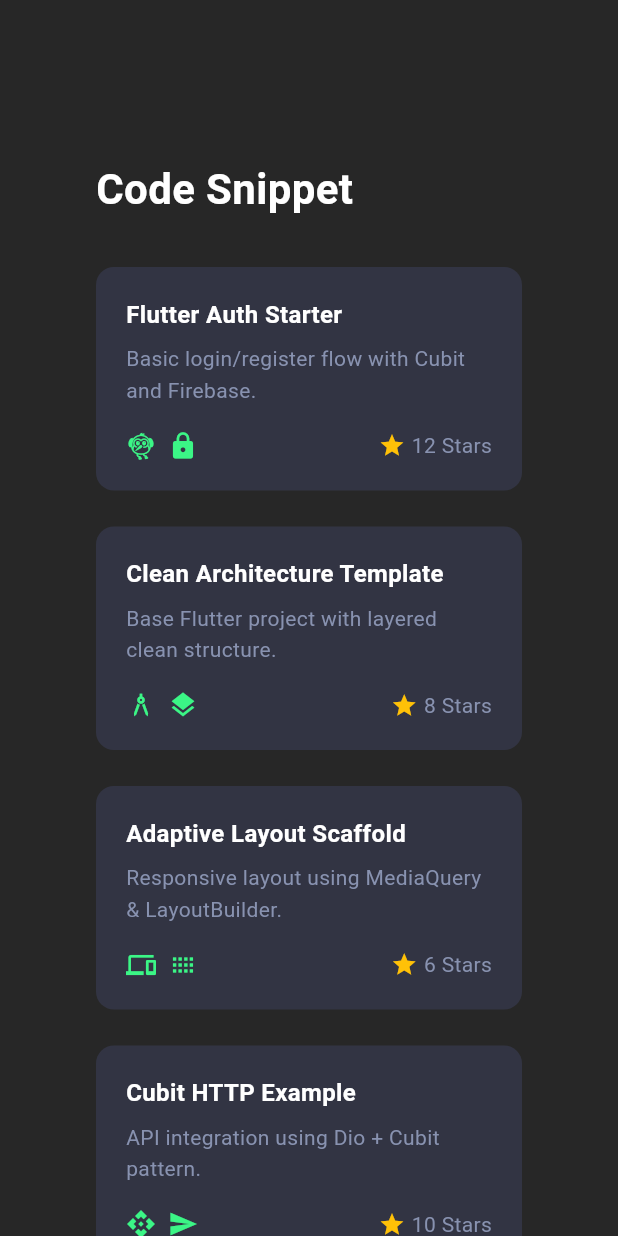
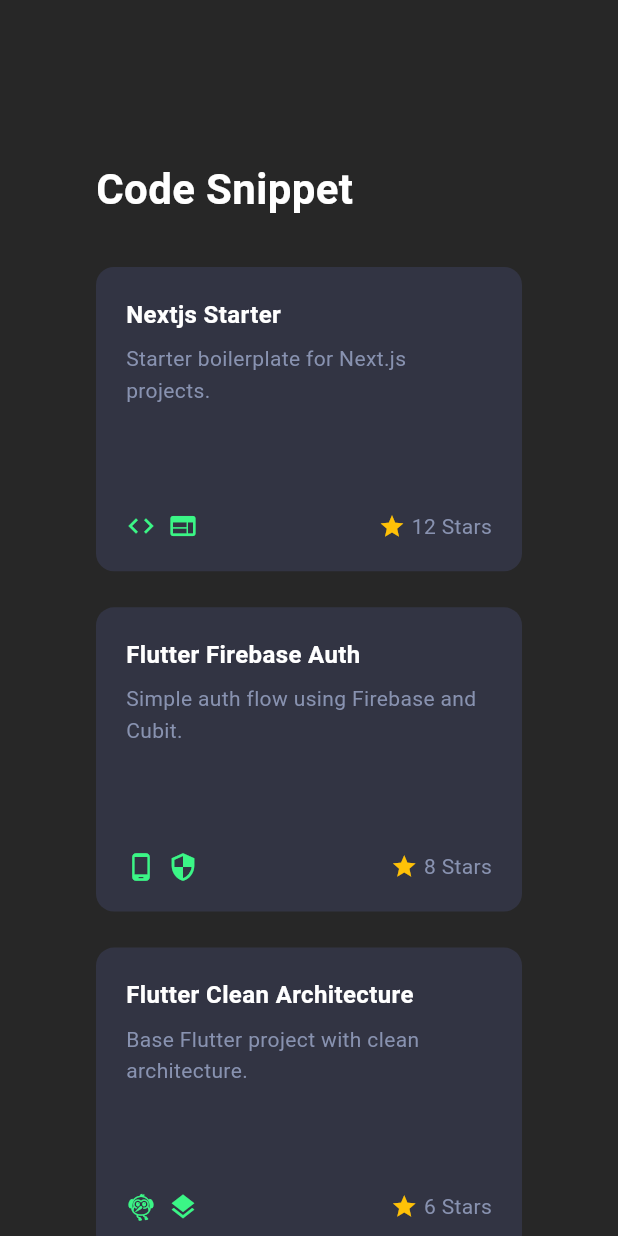
Before and after one commit to abd0-kha1ed/portfolio_web, a Flutter app: the screen it shows after launch, scrolled down 2880 dp, on a phone screen of 412 x 824 dp. Run offline on Flutter 3.47's test engine with Material 3 defaults, Android fonts, the phone set to English and light mode, and no system bars; our stand-ins replace flutter_animate, flutter_highlight, font_awesome_flutter, go_router, visibility_detector.

Commit message:
feat: refactor HomeSnippetsSection to use GridView for snippets display and add CustomFooter to ProjectsViewBody

```diff
--- a/lib/feature/home/presentation/view/widgets/home_snippets_section.dart
+++ b/lib/feature/home/presentation/view/widgets/home_snippets_section.dart
@@ -1,7 +1,9 @@
 import 'package:flutter/material.dart';
 import 'package:go_router/go_router.dart';
+import 'package:portfolio_web/core/constants/all_snippets_list.dart';
 import 'package:portfolio_web/core/constants/app_colors.dart';
 import 'package:portfolio_web/core/routing/app_router.dart';
+import 'package:portfolio_web/feature/snippets/presentation/view/widgets/snippet_code_dialog.dart';
 import 'package:visibility_detector/visibility_detector.dart';
 
 class HomeSnippetsSection extends StatefulWidget {
@@ -62,39 +64,49 @@ class _HomeSnippetsSectionState extends State<HomeSnippetsSection>
                   ),
                 ),
                 const SizedBox(height: 32),
-                Wrap(
-                  spacing: 24,
-                  runSpacing: 24,
-                  children: const [
-                    SnippetCard(
-                      title: 'Flutter Auth Starter',
-                      description:
-                          'Basic login/register flow with Cubit and Firebase.',
-                      stars: 12,
-                      icons: [Icons.flutter_dash, Icons.lock],
+                LayoutBuilder(
+  builder: (context, constraints) {
+    final width = constraints.maxWidth;
+    final crossAxisCount = width > 1100
+        ? 4
+        : width > 800
+            ? 2
+            : 1;
+
+    return GridView.count(
+      crossAxisCount: crossAxisCount,
+      shrinkWrap: true,
+      physics: const NeverScrollableScrollPhysics(),
+      crossAxisSpacing: 24,
+      mainAxisSpacing: 24,
+      childAspectRatio: 1.4,
+      children: allSnippets
+          .take(4)
+          .map(
+            (snippet) => GestureDetector(
+              onTap: () {
+                showDialog(
+                  context: context,
+                  builder: (_) => SnippetCodeDialog(
+                    title: snippet.title,
+                    code: snippet.code,
                   ),
-                    SnippetCard(
-                      title: 'Clean Architecture Template',
-                      description:
-                          'Base Flutter project with layered clean structure.',
-                      stars: 8,
-                      icons: [Icons.architecture, Icons.layers],
+                );
+              },
+              child: SnippetCard(
+                title: snippet.title,
+                description: snippet.description,
+                stars: snippet.stars,
+                icons: snippet.icons,
               ),
-                    SnippetCard(
-                      title: 'Adaptive Layout Scaffold',
-                      description:
-                          'Responsive layout using MediaQuery & LayoutBuilder.',
-                      stars: 6,
-                      icons: [Icons.devices, Icons.view_compact],
             ),
-                    SnippetCard(
-                      title: 'Cubit HTTP Example',
-                      description: 'API integration using Dio + Cubit pattern.',
-                      stars: 10,
-                      icons: [Icons.api, Icons.send],
+          )
+          .toList(),
+    );
+  },
 ),
-                  ],
-                ),
+
+
                 const SizedBox(height: 16),
                 Align(
                   alignment: Alignment.centerLeft,
@@ -136,7 +148,8 @@ class SnippetCard extends StatelessWidget {
   final int stars;
   final List<IconData> icons;
 
-  const SnippetCard({super.key,
+  const SnippetCard({
+    super.key,
     required this.title,
     required this.description,
     required this.stars,
@@ -145,8 +158,8 @@ class SnippetCard extends StatelessWidget {
 
   @override
   Widget build(BuildContext context) {
-    return Container(
-      width: 320,
+    return IntrinsicHeight(
+      child: Container(
         padding: const EdgeInsets.all(20),
         decoration: BoxDecoration(
           color: AppColors.backgroundCards,
@@ -172,7 +185,7 @@ class SnippetCard extends StatelessWidget {
                 height: 1.5,
               ),
             ),
-          const SizedBox(height: 16),
+            const Spacer(), // ✅ الآن سيعمل بشكل صحيح
             Row(
               children: [
                 ...icons.map(
@@ -195,6 +208,7 @@ class SnippetCard extends StatelessWidget {
             ),
           ],
         ),
+      ),
     );
   }
 }
--- a/lib/feature/projects/presentation/view/widgets/projects_view_body.dart
+++ b/lib/feature/projects/presentation/view/widgets/projects_view_body.dart
@@ -2,6 +2,7 @@ import 'package:flutter/material.dart';
 import 'package:portfolio_web/core/constants/app-text_styles.dart';
 import 'package:portfolio_web/core/constants/app_colors.dart';
 import 'package:portfolio_web/core/utils/assets.dart';
+import 'package:portfolio_web/core/widgets/custom_footer.dart';
 import 'package:portfolio_web/core/widgets/custom_header.dart';
 import 'package:portfolio_web/feature/projects/presentation/view/widgets/all_projects_layout.dart';
 
@@ -68,6 +69,7 @@ class _ProjectsViewBodyState extends State<ProjectsViewBody> {
             const SizedBox(height: 82),
             AllProjectsLayout(),
             const SizedBox(height: 82),
+            const CustomFooter(),
           ],
         ),
       ),
```
Lines whose indentation alone changed are shown as unchanged.
